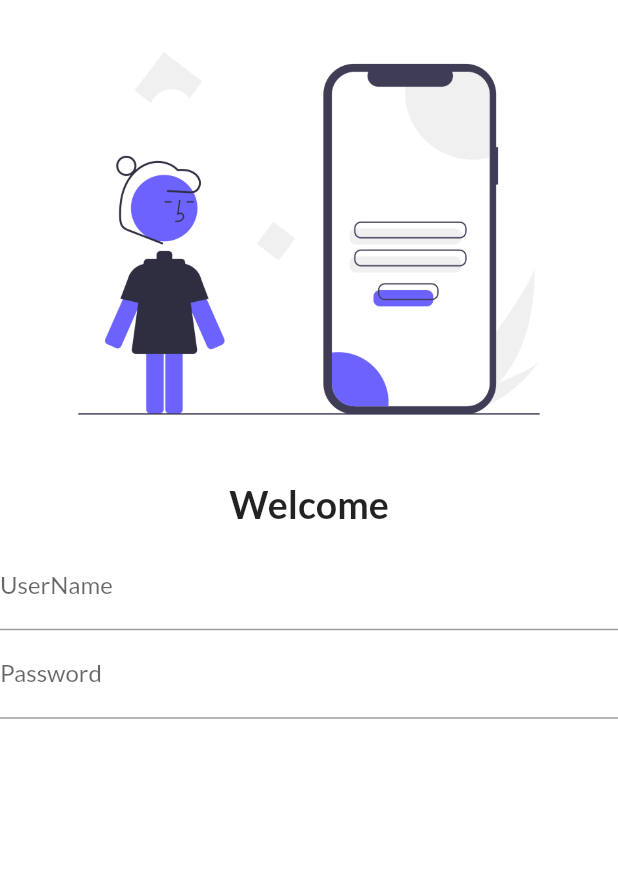
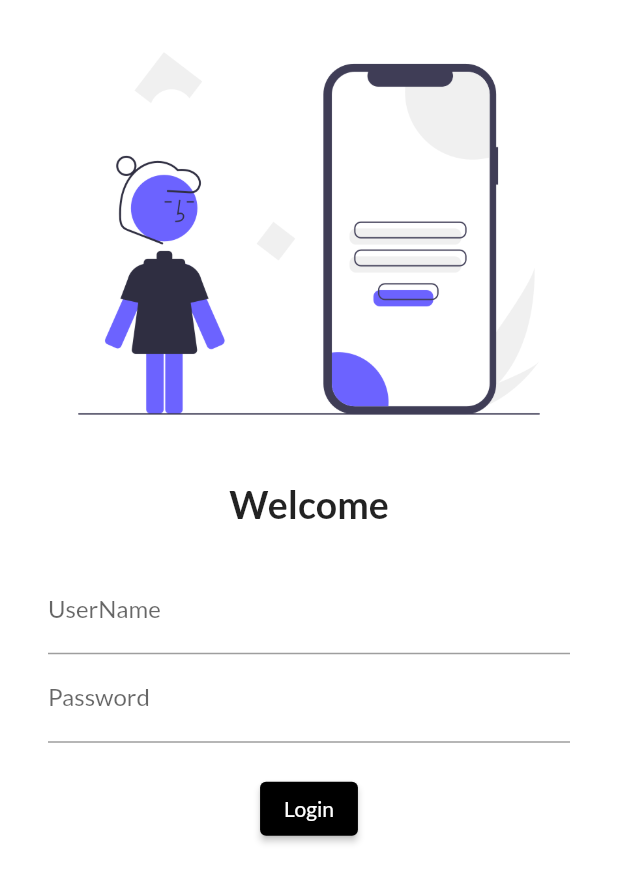
Before and after one commit to SohendarRana/FlutterCatalog_App, a Flutter app: the screen it shows after launch, on a phone screen of 412 x 824 dp. Shown: the top 883 px of the screen. Run offline on Flutter 3.47's test engine with Material 2 defaults, Android fonts, the phone set to English and light mode, and no system bars; our stand-ins replace google_fonts.

Commit message:
day 4 completed

```diff
--- a/lib/pages/login_page.dart
+++ b/lib/pages/login_page.dart
@@ -24,13 +24,34 @@ class LoginPage extends StatelessWidget {
           SizedBox(
             height: 10,
           ),
+          Padding(
+            padding:
+                const EdgeInsets.symmetric(vertical: 16.0, horizontal: 32.0),
+            child: Column(
+              children: [
                 TextFormField(
                   decoration: InputDecoration(
                       hintText: "Enter UserName", labelText: "UserName"),
                 ),
                 TextFormField(
+                  obscureText: true,
                   decoration: InputDecoration(
                       hintText: "Enter Password", labelText: "Password"),
+                ),
+                SizedBox(
+                  height: 20,
+                ),
+                ElevatedButton(
+                  child: Text("Login"),
+                  style: TextButton.styleFrom(
+                    backgroundColor: Colors.black,
+                  ),
+                  onPressed: () {
+                    print("Hii code pure");
+                  },
+                ),
+              ],
+            ),
           ),
         ],
       ),
```
Lines whose indentation alone changed are shown as unchanged.
